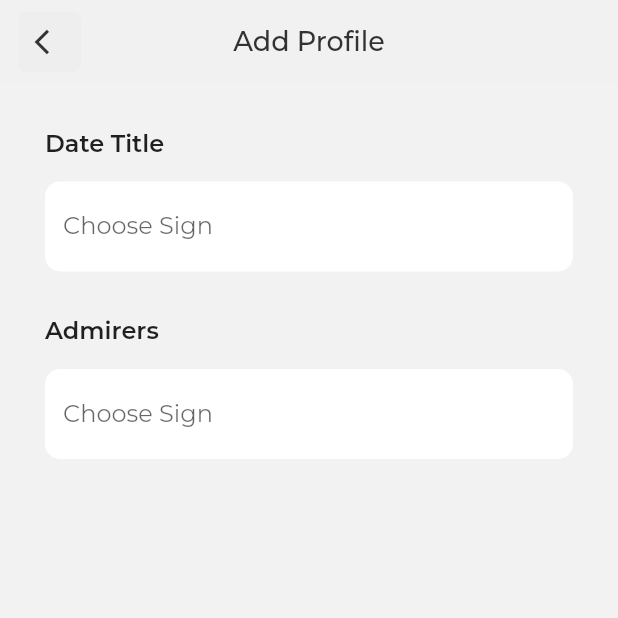
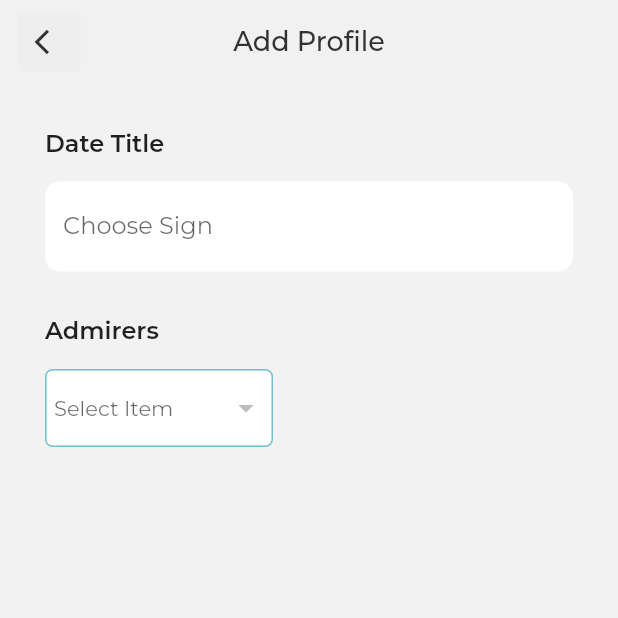
Before and after one commit to michaelonubogu/danate_jarnul, a Flutter app: the AddDates screen opened directly, on a phone screen of 412 x 824 dp, the top half of it. Run offline on Flutter 3.47's test engine with Material 2 defaults, Android fonts, the phone set to English and light mode, and no system bars; drawn by our look-alikes of dropdown_button2; our stand-ins replace firebase_core, firebase_database, firebase_messaging, flutter_local_notifications, flutter_spinkit, flutter_switch and 10 more; missing offline and left inert: alphabet_scroll_view, date_format_field, dob_input_field, email_otp; accounts and stored records are empty; project files that could hold a hidden picture were left out.

```diff
--- a/lib/view/dates/add_dates.dart
+++ b/lib/view/dates/add_dates.dart
@@ -1,3 +1,4 @@
+import 'package:dropdown_button2/dropdown_button2.dart';
 import 'package:flutter/material.dart';
 import 'package:get/get.dart';
 import 'view_controller/show_admirer_popup.dart';
@@ -18,6 +19,10 @@ class _AddDatesState extends State<AddDates> {
   final time = TextEditingController();
   final location = TextEditingController();
   final addDateFormKey = GlobalKey<FormState>();
+
+  var items = ["a", "b"];
+
+  var selectedValue;
 
   @override
   Widget build(BuildContext context) {
@@ -85,18 +90,48 @@ class _AddDatesState extends State<AddDates> {
                 ),
               ),
               SizedBox(height: 15,),
-              TextFormField(
-                readOnly: true,
-                onTap: ()=>ShowAdmirerPopup.showAdmirerPopup(size, context),
-                controller: title,
-                decoration: InputDecoration(
-                    filled: true,
-                    fillColor: Colors.white,
-                    hintText: "Choose Sign",
-                    border: OutlineInputBorder(
-                        borderRadius: BorderRadius.circular(10),
-                        borderSide: BorderSide.none
-                    )
+              Container(
+                padding: EdgeInsets.all(5),
+                decoration: BoxDecoration(
+                    color: Colors.white,
+                    borderRadius: BorderRadius.circular(5),
+                    border: Border.all(color: AppColors.blue, width: 1)
+                ),
+                child: DropdownButtonHideUnderline(
+                  child: DropdownButton2(
+                    hint: Text(
+                      'Select Item',
+                      style: TextStyle(
+                        fontSize: 14,
+                        color: Theme.of(context).hintColor,
+                      ),
+                    ),
+                    items: []
+                        .map((item) => DropdownMenuItem<String>(
+                      value: item,
+                      child: Text(
+                        item,
+                        style: const TextStyle(
+                          fontSize: 14,
+                        ),
+                      ),
+                    ))
+                        .toList(),
+                    value: selectedValue,
+                    onChanged: (value) {
+                      setState(() {
+                        selectedValue = value as String;
+
+                      });
+                    },
+                    buttonStyleData: const ButtonStyleData(
+                      height: 40,
+                      width: 140,
+                    ),
+                    menuItemStyleData: const MenuItemStyleData(
+                      height: 40,
+                    ),
+                  ),
                 ),
               ),
               SizedBox(height: 30,),
```
Also changed, not shown: pubspec.lock.
